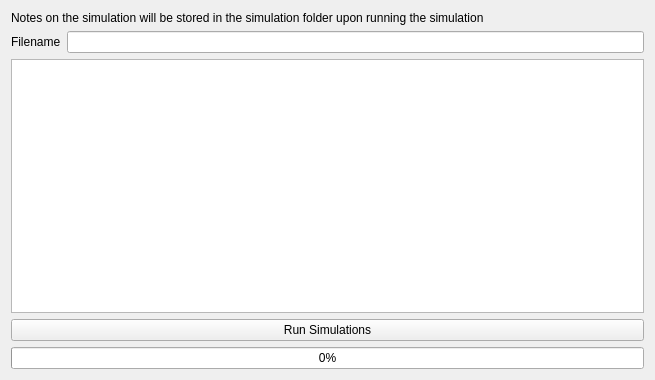
First picture: the form in LongQtMain/runwidget.ui, repository hundlab/LongQt, before the edit.
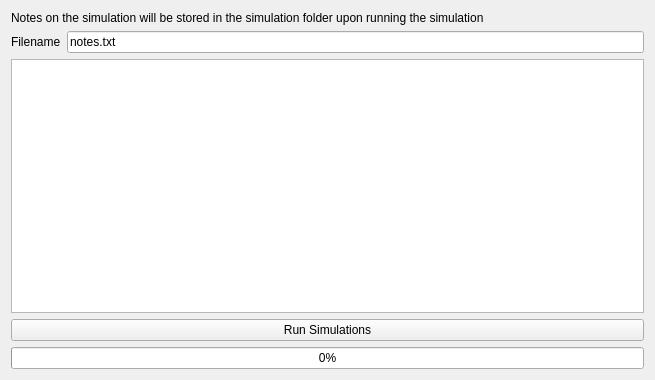
Second picture: the form after the edit.

```diff
--- a/LongQtMain/runwidget.ui
+++ b/LongQtMain/runwidget.ui
@@ -36,7 +36,11 @@
     </widget>
    </item>
    <item row="1" column="1">
-    <widget class="QLineEdit" name="noteBoxName"/>
+    <widget class="QLineEdit" name="noteBoxName">
+     <property name="text">
+      <string>notes.txt</string>
+     </property>
+    </widget>
    </item>
    <item row="2" column="0" colspan="2">
     <widget class="QTextEdit" name="noteBox">
```
